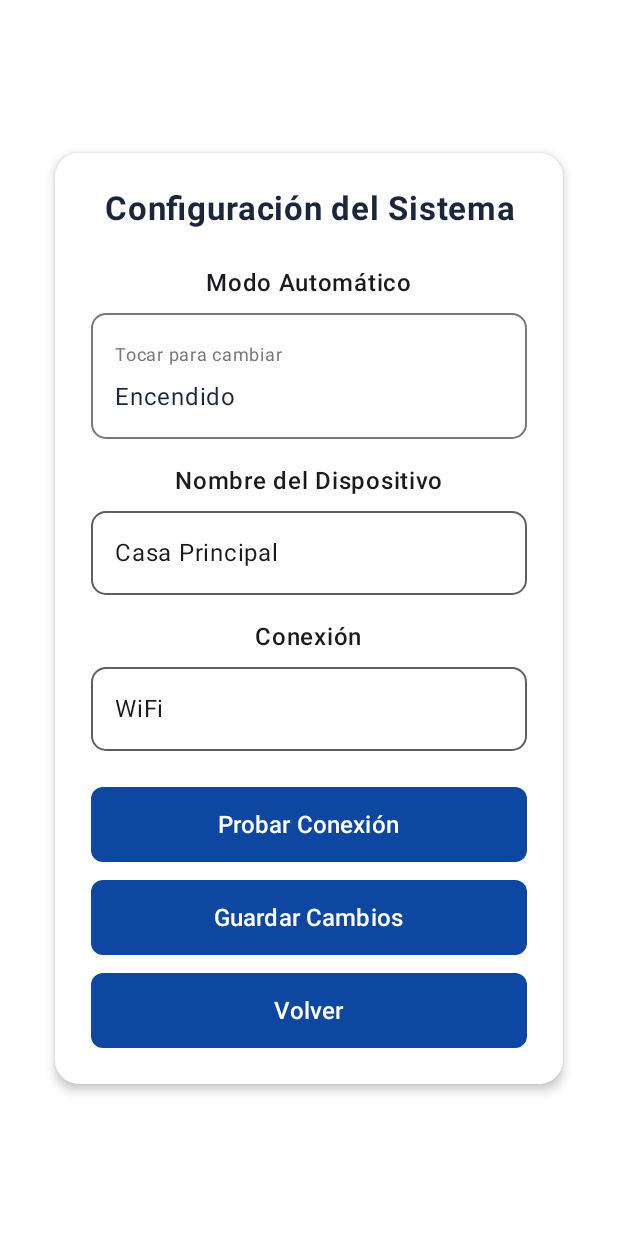
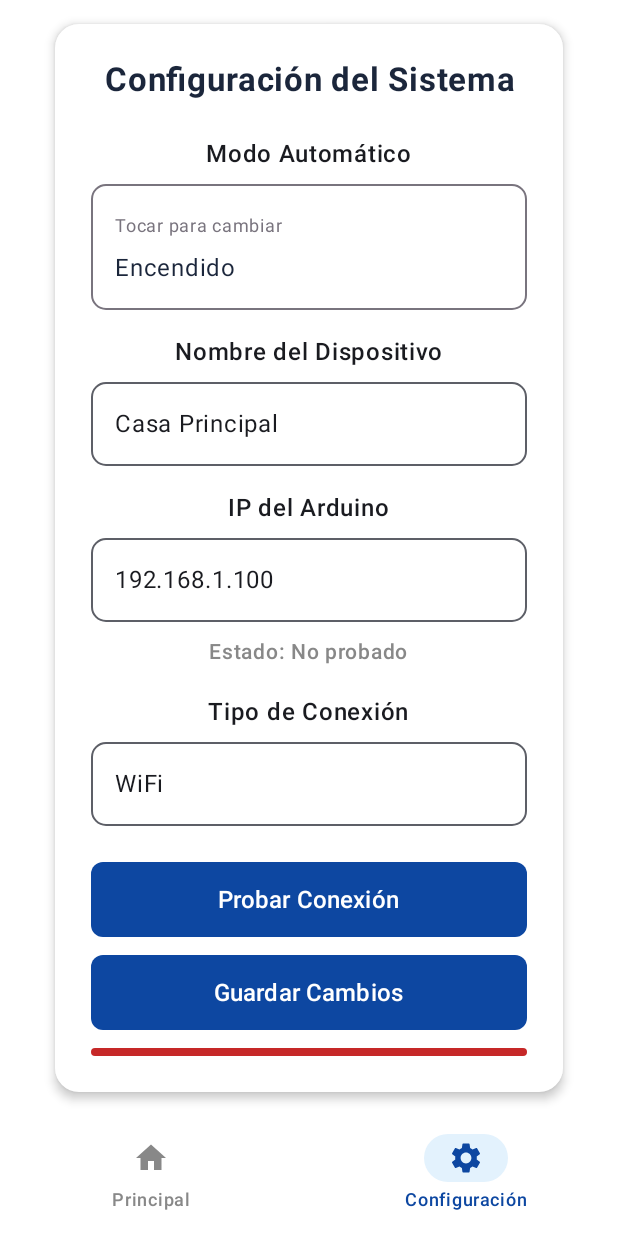
Before and after one commit to VicenteDiaz07/sistema-control-casa, an Android app built with Jetpack Compose: the ConfigScreen screen opened through its navigation route, on a phone screen of 412 x 824 dp. Run offline under Robolectric (Android 15) with nearby library versions, the phone set to English and light mode, and no system bars; our stand-ins replace Firebase (no records; nobody signed in at launch, a user with empty details on screens opened directly).

Commit message:
conexion wifi

```diff
--- a/app/build.gradle.kts
+++ b/app/build.gradle.kts
@@ -64,4 +64,10 @@ dependencies {
     implementation(platform("com.google.firebase:firebase-bom:33.5.1"))
     implementation("com.google.firebase:firebase-auth")
 
+    // Ktor para comunicación HTTP con Arduino
+    implementation("io.ktor:ktor-client-core:2.3.7")
+    implementation("io.ktor:ktor-client-android:2.3.7")
+    implementation("io.ktor:ktor-client-content-negotiation:2.3.7")
+    implementation("io.ktor:ktor-serialization-kotlinx-json:2.3.7")
+
 }
--- a/app/src/main/AndroidManifest.xml
+++ b/app/src/main/AndroidManifest.xml
@@ -1,6 +1,10 @@
 <?xml version="1.0" encoding="utf-8"?>
 <manifest xmlns:android="http://schemas.android.com/apk/res/android"
     xmlns:tools="http://schemas.android.com/tools">
+
+    <!-- Permisos para comunicación WiFi con Arduino -->
+    <uses-permission android:name="android.permission.INTERNET" />
+    <uses-permission android:name="android.permission.ACCESS_NETWORK_STATE" />
 
     <application
         android:allowBackup="true"
--- /dev/null
+++ b/app/src/main/java/com/example/prueba/vistas/BottomNavBar.kt
@@ -0,0 +1,55 @@
+package com.example.prueba.vistas
+
+import androidx.compose.material.icons.Icons
+import androidx.compose.material.icons.filled.Home
+import androidx.compose.material.icons.filled.Settings
+import androidx.compose.material3.*
+import androidx.compose.runtime.Composable
+import androidx.compose.ui.graphics.Color
+import androidx.compose.ui.graphics.vector.ImageVector
+import androidx.navigation.NavController
+
+sealed class BottomNavItem(val route: String, val icon: ImageVector, val label: String) {
+    object Main : BottomNavItem("main", Icons.Default.Home, "Principal")
+    object Config : BottomNavItem("config", Icons.Default.Settings, "Configuración")
+}
+
+@Composable
+fun BottomNavigationBar(navController: NavController, currentRoute: String) {
+    NavigationBar(
+        containerColor = Color.White,
+        contentColor = Color(0xFF0D47A1)
+    ) {
+        val items = listOf(
+            BottomNavItem.Main,
+            BottomNavItem.Config
+        )
+
+        items.forEach { item ->
+            NavigationBarItem(
+                icon = { Icon(item.icon, contentDescription = item.label) },
+                label = { Text(item.label) },
+                selected = currentRoute == item.route,
+                onClick = {
+                    if (currentRoute != item.route) {
+                        navController.navigate(item.route) {
+                            // Evitar múltiples copias de la misma pantalla
+                            popUpTo(navController.graph.startDestinationId) {
+                                saveState = true
+                            }
+                            launchSingleTop = true
+                            restoreState = true
+                        }
+                    }
+                },
+                colors = NavigationBarItemDefaults.colors(
+                    selectedIconColor = Color(0xFF0D47A1),
+                    selectedTextColor = Color(0xFF0D47A1),
+                    unselectedIconColor = Color.Gray,
+                    unselectedTextColor = Color.Gray,
+                    indicatorColor = Color(0xFFE3F2FD)
+                )
+            )
+        }
+    }
+}
--- a/app/src/main/java/com/example/prueba/vistas/ConfigScreen.kt
+++ b/app/src/main/java/com/example/prueba/vistas/ConfigScreen.kt
@@ -17,22 +17,38 @@ import androidx.compose.ui.unit.dp
 import androidx.compose.ui.unit.sp
 import androidx.navigation.NavController
 import androidx.compose.foundation.BorderStroke
+import com.example.prueba.network.ArduinoClient
+import kotlinx.coroutines.launch
 
 @Composable
 fun ConfigScreen(navController: NavController) {
     val contexto = LocalContext.current
     val prefs = contexto.getSharedPreferences("config", Context.MODE_PRIVATE)
+    val scope = rememberCoroutineScope()
+    val arduinoClient = remember { ArduinoClient() }
 
     // 🔹 Cargar valores guardados o valores por defecto
     var modo by remember { mutableStateOf(prefs.getString("modo", "Encendido") ?: "Encendido") }
     var nombreDispositivo by remember { mutableStateOf(prefs.getString("nombre", "Casa Principal") ?: "Casa Principal") }
+    var arduinoIP by remember { mutableStateOf(prefs.getString("arduino_ip", "192.168.1.100") ?: "192.168.1.100") }
+
+    // Estados para la prueba de conexión
+    var estadoConexion by remember { mutableStateOf("No probado") }
+    var colorEstado by remember { mutableStateOf(Color.Gray) }
+    var probandoConexion by remember { mutableStateOf(false) }
 
     // 🔹 La conexión siempre será WiFi (no editable)
     val conexion = "WiFi"
 
+    Scaffold(
+        bottomBar = {
+            BottomNavigationBar(navController = navController, currentRoute = "config")
+        }
+    ) { paddingValues ->
         Box(
             modifier = Modifier
                 .fillMaxSize()
+                .padding(paddingValues)
                 .background(Color.White),
             contentAlignment = Alignment.Center
         ) {
@@ -106,8 +122,32 @@ fun ConfigScreen(navController: NavController) {
 
                     Spacer(modifier = Modifier.height(16.dp))
 
+                    // 🔹 IP del Arduino
+                    Text("IP del Arduino", fontWeight = FontWeight.Medium)
+                    Spacer(modifier = Modifier.height(8.dp))
+                    OutlinedTextField(
+                        value = arduinoIP,
+                        onValueChange = { arduinoIP = it },
+                        singleLine = true,
+                        placeholder = { Text("192.168.1.100") },
+                        shape = RoundedCornerShape(10.dp),
+                        modifier = Modifier.fillMaxWidth()
+                    )
+
+                    Spacer(modifier = Modifier.height(8.dp))
+
+                    // 🔹 Estado de conexión
+                    Text(
+                        text = "Estado: $estadoConexion",
+                        fontSize = 14.sp,
+                        color = colorEstado,
+                        fontWeight = FontWeight.Medium
+                    )
+
+                    Spacer(modifier = Modifier.height(16.dp))
+
                     // 🔹 Conexión fija (solo WiFi)
-                Text("Conexión", fontWeight = FontWeight.Medium)
+                    Text("Tipo de Conexión", fontWeight = FontWeight.Medium)
                     Spacer(modifier = Modifier.height(8.dp))
                     OutlinedTextField(
                         value = conexion,
@@ -121,20 +161,85 @@ fun ConfigScreen(navController: NavController) {
                     Spacer(modifier = Modifier.height(24.dp))
 
                     // 🔹 Botones de acción
-                MainButton("Probar Conexión") {
-                    // Aquí podrías probar conexión con el Arduino
+                    Button(
+                        onClick = {
+                            probandoConexion = true
+                            estadoConexion = "Probando..."
+                            colorEstado = Color(0xFFFF9800)
+
+                            scope.launch {
+                                val resultado = arduinoClient.testConnection(arduinoIP)
+                                probandoConexion = false
+                                if (resultado) {
+                                    estadoConexion = "✓ Conectado"
+                                    colorEstado = Color(0xFF2E7D32)
+                                } else {
+                                    estadoConexion = "✗ Error de conexión"
+                                    colorEstado = Color(0xFFC62828)
+                                }
+                            }
+                        },
+                        enabled = !probandoConexion,
+                        modifier = Modifier
+                            .fillMaxWidth()
+                            .height(50.dp),
+                        shape = RoundedCornerShape(8.dp),
+                        colors = ButtonDefaults.buttonColors(
+                            containerColor = Color(0xFF0D47A1),
+                            disabledContainerColor = Color.Gray
+                        )
+                    ) {
+                        if (probandoConexion) {
+                            CircularProgressIndicator(
+                                modifier = Modifier.size(24.dp),
+                                color = Color.White,
+                                strokeWidth = 2.dp
+                            )
+                        } else {
+                            Text(
+                                text = "Probar Conexión",
+                                color = Color.White,
+                                fontSize = 16.sp,
+                                fontWeight = FontWeight.Medium
+                            )
+                        }
                     }
                     Spacer(modifier = Modifier.height(12.dp))
                     MainButton("Guardar Cambios") {
                         val editor = prefs.edit()
                         editor.putString("modo", modo)
                         editor.putString("nombre", nombreDispositivo)
+                        editor.putString("arduino_ip", arduinoIP)
                         editor.apply()
-                    navController.popBackStack() // vuelve al main
+                        navController.navigate("main")
                     }
                     Spacer(modifier = Modifier.height(12.dp))
-                MainButton("Volver") { navController.popBackStack() }
+
+                    // 🔹 Botón de cerrar sesión
+                    Button(
+                        onClick = {
+                            // Cerrar sesión de Firebase
+                            com.google.firebase.auth.FirebaseAuth.getInstance().signOut()
+                            // Navegar al login y limpiar el back stack
+                            navController.navigate("login") {
+                                popUpTo(0) { inclusive = true }
+                            }
+                        },
+                        modifier = Modifier
+                            .fillMaxWidth()
+                            .height(50.dp),
+                        shape = RoundedCornerShape(8.dp),
+                        colors = ButtonDefaults.buttonColors(containerColor = Color(0xFFC62828))
+                    ) {
+                        Text(
+                            text = "Cerrar Sesión",
+                            color = Color.White,
+                            fontSize = 16.sp,
+                            fontWeight = FontWeight.Medium
+                        )
                     }
                 }
             }
         }
+    }
+}
--- a/gradle/libs.versions.toml
+++ b/gradle/libs.versions.toml
@@ -1,5 +1,5 @@
 [versions]
-agp = "8.12.3"
+agp = "8.13.1"
 kotlin = "2.0.21"
 coreKtx = "1.17.0"
 junit = "4.13.2"
```
Also changed, not shown: app/src/main/java/com/example/prueba/network/ArduinoClient.kt (added, +119 -0 lines), app/src/main/java/com/example/prueba/ui/theme/Color.kt (+7 -6 lines), app/src/main/java/com/example/prueba/ui/theme/Theme.kt (+6 -6 lines), app/src/main/java/com/example/prueba/vistas/MainScreen.kt (+6 -5 lines), 3 other files. Lines whose indentation alone changed are shown as unchanged.
